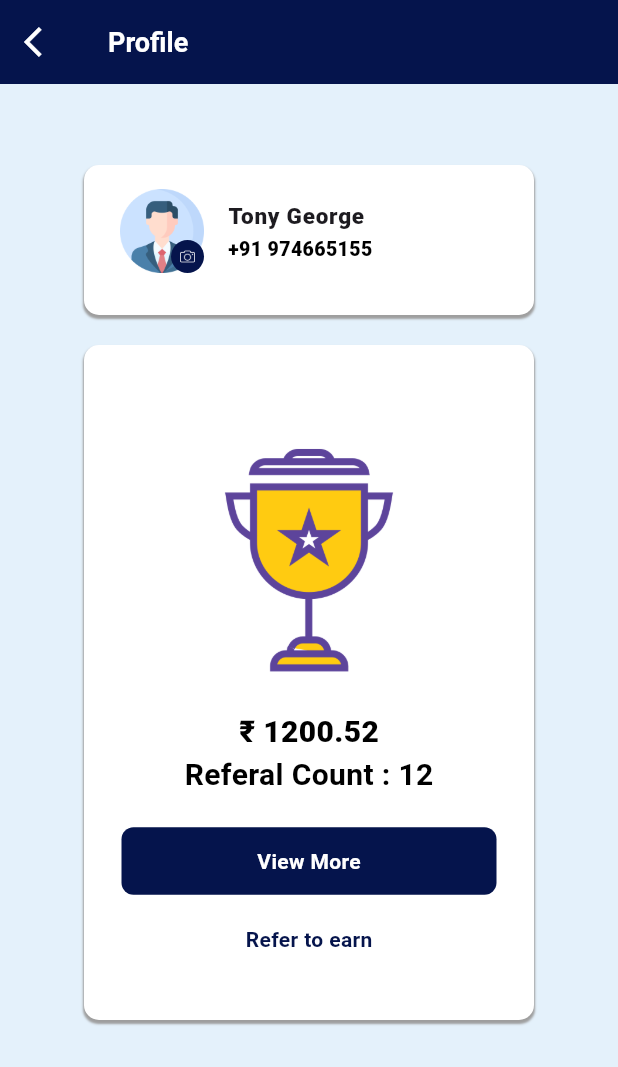
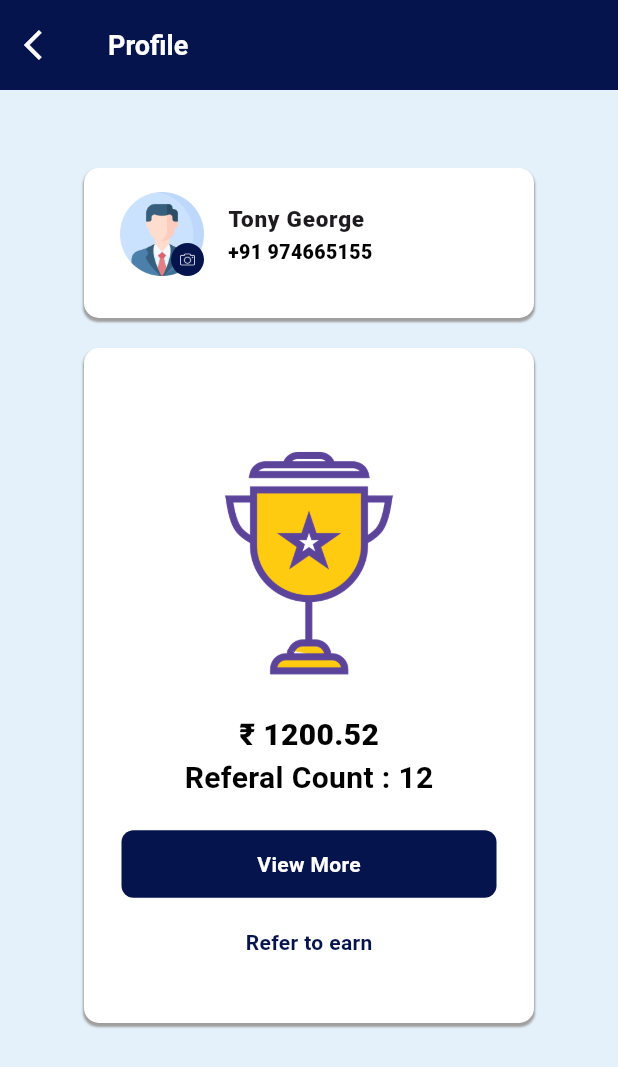
Before and after one commit to AthiraaAthi/project_way, a Flutter app: the ProfileScreen screen opened directly, on a phone screen of 412 x 824 dp. Shown: the top 1067 px of the screen. Run offline on Flutter 3.47's test engine with Material 3 defaults, Android fonts, the phone set to English and light mode, and no system bars; our stand-ins replace carousel_slider, fl_chart, flutter_toggle_tab, pinput, table_calendar, video_player.

Commit message:
started responsive profile screen

```diff
--- a/lib/view/profile/profile_screen.dart
+++ b/lib/view/profile/profile_screen.dart
@@ -1,7 +1,6 @@
 import 'package:flutter/material.dart';
 import 'package:project_way/utils/color_constant/color_constant.dart';
 import 'package:project_way/utils/image_constant/image_constant.dart';
-import 'package:project_way/view/coming_soon_screen/comingsoon_screen.dart';
 import 'package:project_way/view/earnings_screen/earnings_screen.dart';
 
 class ProfileScreen extends StatelessWidget {
@@ -13,20 +12,34 @@ class ProfileScreen extends StatelessWidget {
       child: Scaffold(
         backgroundColor: ColorConstant.bgBlue,
         appBar: AppBar(
+          toolbarHeight: MediaQuery.of(context).size.width < 600 ? 60 : 80,
           leading: IconButton(
             onPressed: () {
               Navigator.pop(context);
             },
-            icon: Icon(
-              Icons.arrow_back_ios,
-              color: Colors.white,
-            ),
+            icon: MediaQuery.of(context).size.width < 600
+                ? Icon(
+                    Icons.arrow_back_ios,
+                    color: Colors.white,
+                  )
+                : Icon(
+                    Icons.arrow_back_ios,
+                    color: Colors.white,
+                    size: 30,
+                  ),
           ),
           backgroundColor: ColorConstant.defIndigo,
           title: Text(
             "Profile",
-            style: TextStyle(
-                color: Colors.white, fontSize: 18, fontWeight: FontWeight.w600),
+            style: MediaQuery.of(context).size.width < 600
+                ? TextStyle(
+                    color: Colors.white,
+                    fontSize: 18,
+                    fontWeight: FontWeight.w600)
+                : TextStyle(
+                    color: Colors.white,
+                    fontSize: 30,
+                    fontWeight: FontWeight.w600),
           ),
         ),
         body: Center(
```
